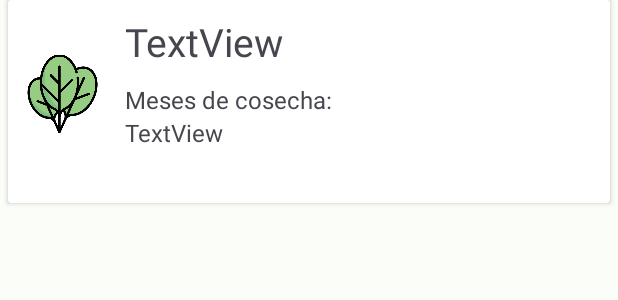
After one commit to angiecamelo28/Gaia, an Android app: the layout item_cultivo.xml on its own in the app's theme, with its tools: preview values and no code run, on a phone screen of 412 x 824 dp. The commit adds this screen. Shown: the top 300 px of the screen. Run offline under Robolectric (Android 15) with nearby library versions, the phone set to English and light mode, and no system bars.

Commit message:
listado cultivos

```diff
--- a/app/src/main/java/com/example/gaia/controlador/EstadoHuerta.java
+++ b/app/src/main/java/com/example/gaia/controlador/EstadoHuerta.java
@@ -23,7 +23,7 @@ public class EstadoHuerta extends AppCompatActivity {
         sugerencia.setOnClickListener(new View.OnClickListener() {
             @Override
             public void onClick(View v) {
-                Intent intento = new Intent(getApplicationContext(), Cultivo.class);
+                Intent intento = new Intent(getApplicationContext(), SugerenciaCultivo.class);
                 startActivity(intento);
             }
         });
--- a/app/src/main/java/com/example/gaia/db/ConsultasSQL.java
+++ b/app/src/main/java/com/example/gaia/db/ConsultasSQL.java
@@ -29,7 +29,8 @@ public class ConsultasSQL {
                     "FRECUENCIAFUMIGACION TEXT,"+
                     "DISTANCIASEMILLAS INTEGER,"+
                     "PLAGASENFERMEDADES TEXT,"+
-                    "PREVENCIONCUIDADOS TEXT)";
+                    "PREVENCIONCUIDADOS TEXT," +
+                    "IMAGEN TEXT)";
 
     public final String TABLA_CULTIVO_HUERTA=
             "CREATE TABLE CULTIVO_HUERTA("+
--- /dev/null
+++ b/app/src/main/res/layout/item_cultivo.xml
@@ -0,0 +1,65 @@
+<?xml version="1.0" encoding="utf-8"?>
+<LinearLayout xmlns:android="http://schemas.android.com/apk/res/android"
+    xmlns:app="http://schemas.android.com/apk/res-auto"
+    android:layout_width="match_parent"
+    android:layout_height="wrap_content">
+
+    <androidx.cardview.widget.CardView
+        android:layout_width="match_parent"
+        android:layout_height="match_parent"
+        android:layout_marginLeft="5dp"
+        android:layout_marginRight="5dp"
+        android:layout_marginBottom="5dp">
+
+        <LinearLayout
+            android:layout_width="match_parent"
+            android:layout_height="match_parent"
+            android:orientation="horizontal">
+
+            <ImageView
+                android:id="@+id/imagen"
+                android:layout_width="125dp"
+                android:layout_height="125dp"
+                android:layout_marginLeft="10dp"
+                android:layout_marginRight="10dp"
+                android:layout_marginBottom="10dp"
+                android:layout_weight="1"
+                app:srcCompat="@drawable/espinaca" />
+
+            <LinearLayout
+                android:layout_width="match_parent"
+                android:layout_height="match_parent"
+                android:layout_marginLeft="5dp"
+                android:layout_marginRight="5dp"
+                android:layout_weight="1"
+                android:orientation="vertical">
+
+                <TextView
+                    android:id="@+id/txtNombre"
+                    android:layout_width="match_parent"
+                    android:layout_height="wrap_content"
+                    android:paddingTop="10dp"
+                    android:paddingBottom="10dp"
+                    android:text="TextView"
+                    android:textSize="26dp" />
+
+                <TextView
+                    android:id="@+id/textView10"
+                    android:layout_width="match_parent"
+                    android:layout_height="wrap_content"
+                    android:text="Meses de cosecha:"
+                    android:textSize="16sp" />
+
+                <TextView
+                    android:id="@+id/txtTiempo"
+                    android:layout_width="match_parent"
+                    android:layout_height="wrap_content"
+                    android:text="TextView"
+                    android:textSize="16sp" />
+
+            </LinearLayout>
+
+        </LinearLayout>
+    </androidx.cardview.widget.CardView>
+
+</LinearLayout>
```
Also changed, not shown: app/src/main/AndroidManifest.xml (+8 -1 lines), app/src/main/java/com/example/gaia/MainActivity.java (+5 -2 lines), app/src/main/java/com/example/gaia/controlador/Huerta.java (deleted, +0 -110 lines), app/src/main/java/com/example/gaia/controlador/HuertaControlador.java (added, +110 -0 lines), app/src/main/java/com/example/gaia/controlador/RecyclerViewAdaptador.java (added, +52 -0 lines), app/src/main/java/com/example/gaia/controlador/SugerenciaCultivo.java (+49 -0 lines), app/src/main/java/com/example/gaia/modelo/Cultivo.java (+14 -4 lines), app/src/main/res/layout/activity_sugerencia_cultivo.xml (+4 -3 lines), app/src/main/res/drawable/fresa.png (added), app/src/main/res/drawable/habichuela.png (added), app/src/main/res/drawable/lechuga.jpg (added), app/src/main/res/drawable/mora.png (added), app/src/main/res/drawable/pimientos.jpg (added), app/src/main/res/drawable/yuca.png (added), 2 other files.
